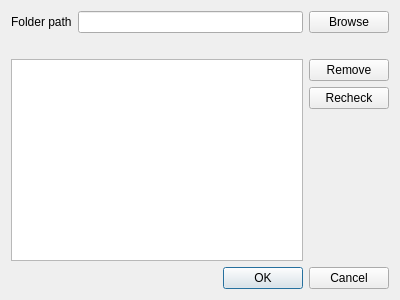
The window that src/SettingsWindow.ui (ochurlaud/macaw-movies) describes before a commit, drawn with Qt 5.
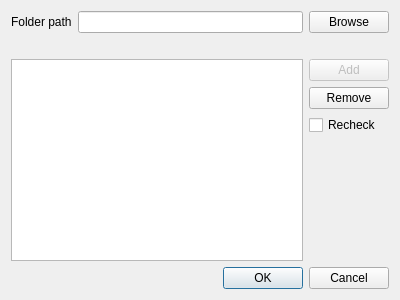
The same window after the commit.

What changed in the file:
```diff
--- a/src/SettingsWindow.ui
+++ b/src/SettingsWindow.ui
@@ -27,6 +27,16 @@
      </item>
      <item>
       <layout class="QVBoxLayout" name="verticalLayout">
+       <item>
+        <widget class="QPushButton" name="addButton">
+         <property name="enabled">
+          <bool>false</bool>
+         </property>
+         <property name="text">
+          <string>Add</string>
+         </property>
+        </widget>
+       </item>
        <item>
         <widget class="QPushButton" name="removeButton">
          <property name="text">
@@ -35,7 +45,7 @@
         </widget>
        </item>
        <item>
-        <widget class="QPushButton" name="recheckButton">
+        <widget class="QCheckBox" name="recheckBox">
          <property name="text">
           <string>Recheck</string>
          </property>
```
Left out of the diff: 2 changed lines with no effect on the pictures.
